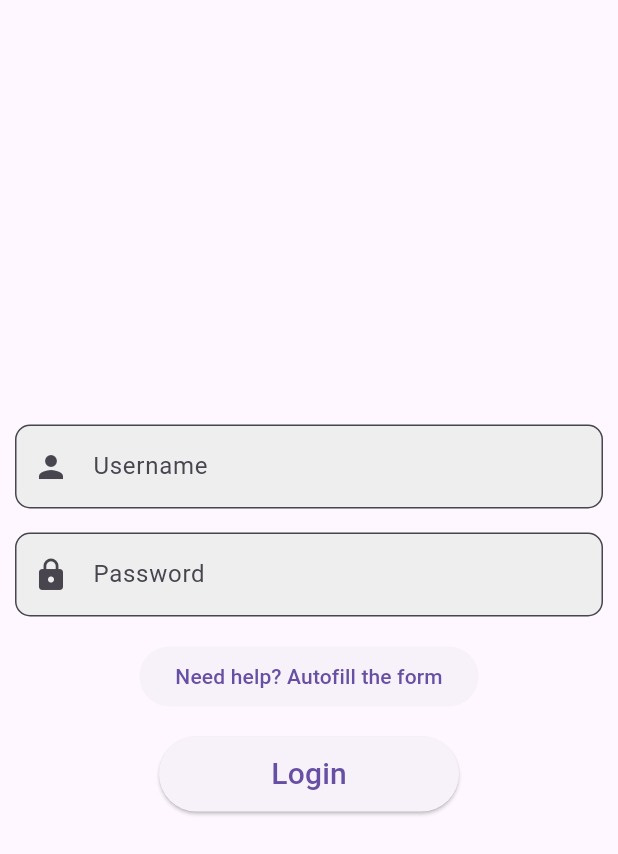
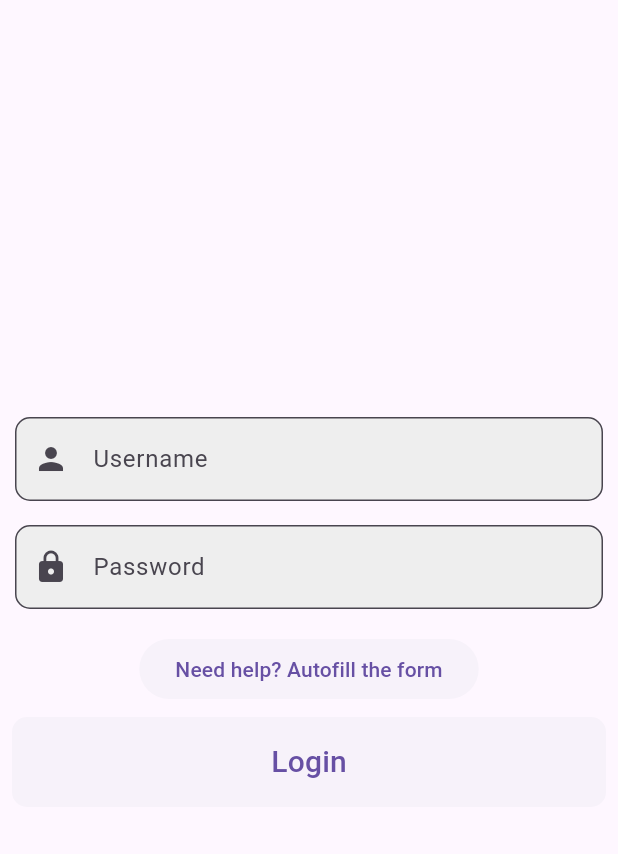
Before and after one commit to melvinsalas/interview_task, a Flutter app: the screen it shows after launch, on a phone screen of 412 x 824 dp. Shown: the top 854 px of the screen. Run offline on Flutter 3.47's test engine with Material 3 defaults, Android fonts, the phone set to English and light mode, and no system bars; our stand-ins replace flutter_bloc, get_it, go_router, logger; missing offline and left inert: dart:html.

```diff
--- a/lib/bloc/auth_bloc.dart
+++ b/lib/bloc/auth_bloc.dart
@@ -125,6 +125,8 @@ class AuthLoadingState extends AuthState {}
 
 class UnauthenticatedState extends AuthState {}
 
+class AuthLoadingTokenState extends AuthState {}
+
 class AuthenticatedState extends AuthState {
   final AuthResponse response;
 
--- a/lib/main.dart
+++ b/lib/main.dart
@@ -6,9 +6,9 @@ import 'package:get_it/get_it.dart';
 import 'package:go_router/go_router.dart';
 import 'package:interview_task/bloc/auth_bloc.dart';
 import 'package:interview_task/bloc/products_bloc.dart';
+import 'package:interview_task/screens/sale_screen.dart';
 import 'package:interview_task/screens/home_screen.dart';
 import 'package:interview_task/screens/login_screen.dart';
-import 'package:interview_task/screens/products_screen.dart';
 
 void main() => runApp(App());
 
@@ -18,6 +18,7 @@ class App extends StatelessWidget {
   @override
   Widget build(BuildContext context) {
     GetIt.instance.registerLazySingleton<AuthBloc>(() => AuthBloc());
+    GetIt.instance.registerLazySingleton<ProductsBloc>(() => ProductsBloc());
 
     return MultiBlocProvider(
       providers: [
@@ -25,7 +26,7 @@ class App extends StatelessWidget {
           create: (context) => GetIt.instance<AuthBloc>(),
         ),
         BlocProvider(
-          create: (context) => ProductsBloc(),
+          create: (context) => GetIt.instance<ProductsBloc>(),
         ),
       ],
       child: MaterialApp.router(
@@ -44,7 +45,7 @@ class App extends StatelessWidget {
     routes: <GoRoute>[
       GoRoute(path: '/home', builder: (_, __) => const HomeScreen()),
       GoRoute(path: '/login', builder: (_, __) => const LoginScreen()),
-      GoRoute(path: '/products', builder: (_, __) => const ProductsScreen()),
+      GoRoute(path: '/sale', builder: (_, __) => const SaleScreen()),
     ],
 
     /// Redirect the user to the login screen if they are not logged in.
@@ -52,7 +53,10 @@ class App extends StatelessWidget {
       final bool loggedIn = GetIt.instance<AuthBloc>().state is AuthenticatedState;
       final bool loggingIn = state.matchedLocation == '/login';
 
-      if (!loggedIn) return '/login';
+      if (!loggedIn) {
+        GetIt.instance<ProductsBloc>().add(ResetProductsEvent());
+        return '/login';
+      }
       if (loggingIn) return '/home';
 
       return null;
--- a/lib/screens/login_screen.dart
+++ b/lib/screens/login_screen.dart
@@ -19,6 +19,20 @@ class LoginScreen extends StatelessWidget {
           if (state is AuthLoadingState) {
             return const Center(child: CircularProgressIndicator());
           }
+          if (state is AuthLoadingTokenState) {
+            return const Scaffold(
+              body: Center(
+                child: Column(
+                  mainAxisSize: MainAxisSize.min,
+                  children: [
+                    Text('Restoring session...'),
+                    SizedBox(height: 16),
+                    CircularProgressIndicator(),
+                  ],
+                ),
+              ),
+            );
+          }
           return LoginFormWidget();
         },
       ),
--- /dev/null
+++ b/lib/utils/elevated_button_custom.dart
@@ -0,0 +1,32 @@
+import 'package:flutter/material.dart';
+
+class ElevatedButtonCustom extends StatelessWidget {
+  const ElevatedButtonCustom({
+    super.key,
+    required this.onPressed,
+    required this.text,
+  });
+
+  final void Function() onPressed;
+  final String text;
+
+  @override
+  Widget build(BuildContext context) {
+    return Padding(
+      padding: const EdgeInsets.all(8.0),
+      child: ElevatedButton(
+        onPressed: onPressed,
+        style: ElevatedButton.styleFrom(
+          shape: RoundedRectangleBorder(borderRadius: BorderRadius.circular(10)),
+          elevation: 1,
+          shadowColor: Colors.transparent,
+          minimumSize: const Size(double.infinity, 60),
+        ),
+        child: Text(
+          text,
+          style: const TextStyle(fontSize: 20),
+        ),
+      ),
+    );
+  }
+}
--- a/lib/utils/urls.dart
+++ b/lib/utils/urls.dart
@@ -1,3 +1,3 @@
 const String loginUrl = 'https://dummyjson.com/auth/login';
 const String aboutMe = 'https://dummyjson.com/auth/me';
-const String productsUrl = 'https://dummyjson.com/products?total=100&limit=10&skip=%';
+const String productsUrl = 'https://dummyjson.com/auth/products?total=100&limit=10&skip=%';
--- a/lib/widgets/login_form_widget.dart
+++ b/lib/widgets/login_form_widget.dart
@@ -1,6 +1,7 @@
 import 'package:flutter/material.dart';
 import 'package:flutter_bloc/flutter_bloc.dart';
 import 'package:interview_task/bloc/auth_bloc.dart';
+import 'package:interview_task/utils/elevated_button_custom.dart';
 import 'package:interview_task/utils/text_field_custom.dart';
 
 class LoginFormWidget extends StatelessWidget {
@@ -45,14 +46,9 @@ class LoginFormWidget extends StatelessWidget {
               style: ElevatedButton.styleFrom(elevation: 0),
               child: const Text('Need help? Autofill the form'),
             ),
-            const SizedBox(height: 16),
-            ElevatedButton(
+            ElevatedButtonCustom(
               onPressed: () => _onLogin(context),
-              style: ElevatedButton.styleFrom(
-                elevation: 1,
-                minimumSize: const Size(200, 50),
-              ),
-              child: const Text('Login', style: TextStyle(fontSize: 20)),
+              text: 'Login',
             ),
           ],
         ),
--- a/lib/widgets/product_details_widget.dart
+++ b/lib/widgets/product_details_widget.dart
@@ -1,5 +1,4 @@
 import 'package:flutter/material.dart';
-import 'package:flutter/widgets.dart';
 import 'package:flutter_bloc/flutter_bloc.dart';
 import 'package:interview_task/bloc/products_bloc.dart';
 import 'package:interview_task/models/products_response.dart';
```
Also changed, not shown: lib/bloc/products_bloc.dart (+43 -2 lines), lib/screens/checkout_screen.dart (added, +29 -0 lines), lib/screens/home_screen.dart (+43 -17 lines), lib/screens/sale_screen.dart (added, +72 -0 lines), lib/screens/success_screen.dart (added, +23 -0 lines), lib/widgets/products_widget.dart (+3 -4 lines), lib/widgets/profile_widget.dart (+4 -7 lines).
